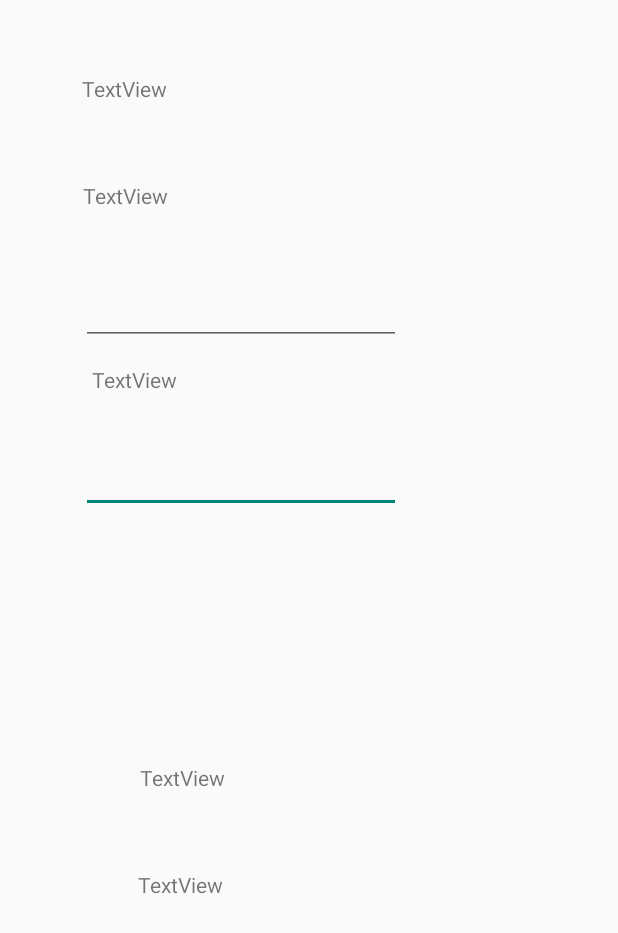
After one commit to ismagz32/proyecto_app_gym, an Android app: the TomaDeDatos screen opened directly, with no data from a screen before it, on a phone screen of 412 x 824 dp. The commit adds this screen. Shown: the top 933 px of the screen. Run offline under Robolectric (Android 15) with nearby library versions, the phone set to English and light mode, and no system bars; our stand-ins replace Firebase (no records; nobody signed in at launch, a user with empty details on screens opened directly); 5 statements that could not run were skipped.

Commit message:
toma de datos v2

```diff
--- a/app/build.gradle
+++ b/app/build.gradle
@@ -34,6 +34,8 @@ dependencies {
     implementation 'androidx.appcompat:appcompat:1.4.1'
     implementation 'com.google.android.material:material:1.5.0'
     implementation 'androidx.constraintlayout:constraintlayout:2.1.3'
+    implementation 'com.google.firebase:firebase-firestore:24.4.1'
+
     testImplementation 'junit:junit:4.13.2'
     androidTestImplementation 'androidx.test.ext:junit:1.1.5'
     androidTestImplementation 'androidx.test.espresso:espresso-core:3.5.1'
--- a/app/src/main/AndroidManifest.xml
+++ b/app/src/main/AndroidManifest.xml
@@ -12,6 +12,9 @@
         android:theme="@style/Theme.Proyecto_app_gym"
         tools:targetApi="31">
         <activity
+            android:name=".TomaDeDatos"
+            android:exported="false" />
+        <activity
             android:name=".AuthActivity"
             android:exported="true">
             <intent-filter>
--- /dev/null
+++ b/app/src/main/java/com/example/proyecto_app_gym/TomaDeDatos.java
@@ -0,0 +1,40 @@
+package com.example.proyecto_app_gym;
+
+import androidx.appcompat.app.AppCompatActivity;
+
+import android.os.Bundle;
+import android.widget.Button;
+import android.widget.TextView;
+
+import com.google.firebase.firestore.FirebaseFirestore;
+
+import java.util.HashMap;
+
+public class TomaDeDatos extends AppCompatActivity {
+
+    private FirebaseFirestore db= FirebaseFirestore.getInstance();
+    Button btnSave;
+    String email;
+    @Override
+    protected void onCreate(Bundle savedInstanceState) {
+        super.onCreate(savedInstanceState);
+        setContentView(R.layout.activity_toma_de_datos);
+        TextView texto =(TextView) findViewById(R.id.textViewemail);
+        email = getIntent().getExtras().getString("email");
+        texto.setText(email);
+
+        btnSave=findViewById(R.id.buttonSave);
+
+        btnSave.setOnClickListener(view ->{
+            guardar();
+        });
+    }
+
+    private void guardar(){
+        HashMap<String, Integer> datos= new HashMap<>();
+        datos.put("Yellow", 1);
+        datos.put("Black", 2);
+        datos.put("Green", 3);
+        db.collection("users").document(email).set(datos);
+    }
+}
--- a/app/src/main/res/layout/activity_auth.xml
+++ b/app/src/main/res/layout/activity_auth.xml
@@ -22,7 +22,7 @@
         app:layout_constraintHorizontal_bias="1.0"
         app:layout_constraintStart_toStartOf="parent"
         app:layout_constraintTop_toTopOf="parent"
-        app:layout_constraintVertical_bias="0.429" />
+        app:layout_constraintVertical_bias="0.428" />
 
     <Button
         android:id="@+id/signInbutton"
--- /dev/null
+++ b/app/src/main/res/layout/activity_toma_de_datos.xml
@@ -0,0 +1,95 @@
+<?xml version="1.0" encoding="utf-8"?>
+<androidx.constraintlayout.widget.ConstraintLayout xmlns:android="http://schemas.android.com/apk/res/android"
+    xmlns:app="http://schemas.android.com/apk/res-auto"
+    xmlns:tools="http://schemas.android.com/tools"
+    android:layout_width="match_parent"
+    android:layout_height="match_parent"
+    tools:context=".TomaDeDatos">
+
+    <EditText
+        android:id="@+id/editTextNumberDecimal2"
+        android:layout_width="wrap_content"
+        android:layout_height="wrap_content"
+        android:ems="10"
+        android:inputType="numberDecimal"
+        app:layout_constraintBottom_toBottomOf="parent"
+        app:layout_constraintEnd_toEndOf="parent"
+        app:layout_constraintHorizontal_bias="0.273"
+        app:layout_constraintStart_toStartOf="parent"
+        app:layout_constraintTop_toTopOf="parent"
+        app:layout_constraintVertical_bias="0.381" />
+
+    <TextView
+        android:id="@+id/textView5"
+        android:layout_width="143dp"
+        android:layout_height="36dp"
+        android:text="TextView"
+        app:layout_constraintBottom_toBottomOf="parent"
+        app:layout_constraintEnd_toEndOf="parent"
+        app:layout_constraintHorizontal_bias="0.343"
+        app:layout_constraintStart_toStartOf="parent"
+        app:layout_constraintTop_toTopOf="parent"
+        app:layout_constraintVertical_bias="0.736" />
+
+    <TextView
+        android:id="@+id/textView2"
+        android:layout_width="152dp"
+        android:layout_height="40dp"
+        android:text="TextView"
+        app:layout_constraintBottom_toBottomOf="parent"
+        app:layout_constraintEnd_toEndOf="parent"
+        app:layout_constraintHorizontal_bias="0.212"
+        app:layout_constraintStart_toStartOf="parent"
+        app:layout_constraintTop_toTopOf="parent"
+        app:layout_constraintVertical_bias="0.154" />
+
+    <TextView
+        android:id="@+id/textView3"
+        android:layout_width="146dp"
+        android:layout_height="32dp"
+        android:text="TextView"
+        app:layout_constraintBottom_toBottomOf="parent"
+        app:layout_constraintEnd_toEndOf="parent"
+        app:layout_constraintHorizontal_bias="0.23"
+        app:layout_constraintStart_toStartOf="parent"
+        app:layout_constraintTop_toTopOf="parent"
+        app:layout_constraintVertical_bias="0.307" />
+
+    <TextView
+        android:id="@+id/textView4"
+        android:layout_width="142dp"
+        android:layout_height="37dp"
+        android:text="TextView"
+        app:layout_constraintBottom_toBottomOf="parent"
+        app:layout_constraintEnd_toEndOf="parent"
+        app:layout_constraintHorizontal_bias="0.345"
+        app:layout_constraintStart_toStartOf="parent"
+        app:layout_constraintTop_toTopOf="parent"
+        app:layout_constraintVertical_bias="0.647" />
+
+    <TextView
+        android:id="@+id/textView"
+        android:layout_width="163dp"
+        android:layout_height="40dp"
+        android:text="TextView"
+        app:layout_constraintBottom_toBottomOf="parent"
+        app:layout_constraintEnd_toEndOf="parent"
+        app:layout_constraintHorizontal_bias="0.221"
+        app:layout_constraintStart_toStartOf="parent"
+        app:layout_constraintTop_toTopOf="parent"
+        app:layout_constraintVertical_bias="0.063" />
+
+    <EditText
+        android:id="@+id/editTextNumberDecimal"
+        android:layout_width="wrap_content"
+        android:layout_height="wrap_content"
+        android:ems="10"
+        android:inputType="numberDecimal"
+        app:layout_constraintBottom_toBottomOf="parent"
+        app:layout_constraintEnd_toEndOf="parent"
+        app:layout_constraintHorizontal_bias="0.273"
+        app:layout_constraintStart_toStartOf="parent"
+        app:layout_constraintTop_toTopOf="parent"
+        app:layout_constraintVertical_bias="0.237" />
+
+</androidx.constraintlayout.widget.ConstraintLayout>
```
Also changed, not shown: app/src/main/java/com/example/proyecto_app_gym/AuthActivity.java (+36 -0 lines), app/src/main/java/com/example/proyecto_app_gym/Usuario.java (added, +11 -0 lines).
